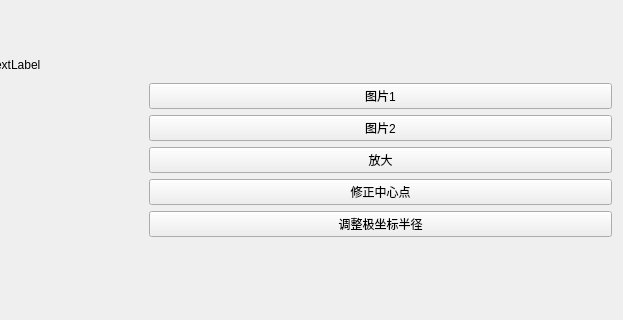
This is UAV2022.ui in cg126/UAV2022 as Qt 5 draws it before an edit; both pictures show x 332 to 955 and y 91 to 411 of the 955 by 583 pixel window. The edited form follows.
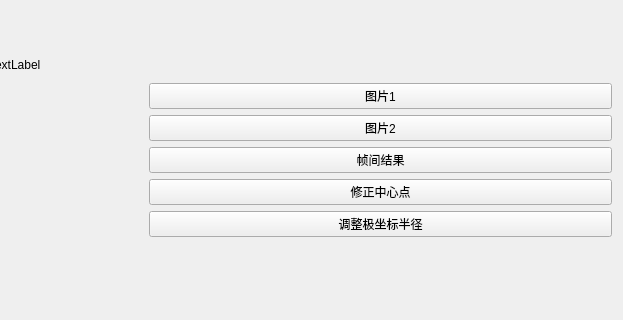
This is the edited form.

Commit message: add 帧间图像显示功能

```diff
--- a/UAV2022.ui
+++ b/UAV2022.ui
@@ -79,7 +79,7 @@
    <item row="4" column="1">
     <widget class="QPushButton" name="pBt_enlarge">
      <property name="text">
-      <string>放大</string>
+      <string>帧间结果</string>
      </property>
     </widget>
    </item>
```
Left out of the diff: 2 changed lines with no effect on the pictures. The commit also changes 2 other files.
